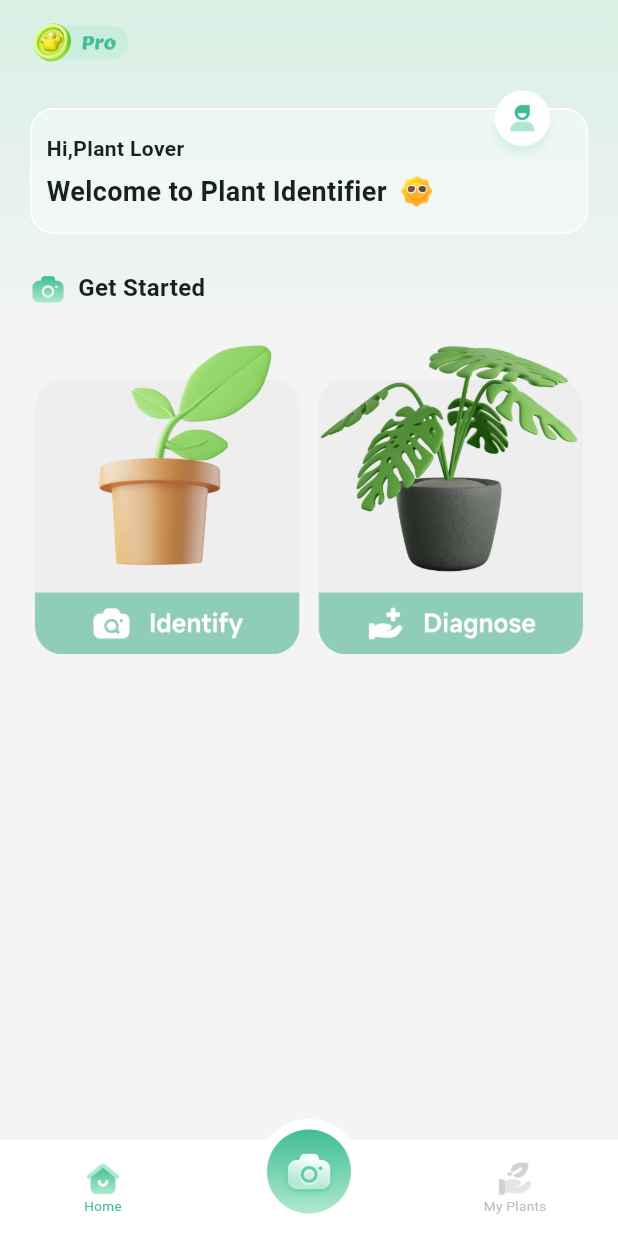
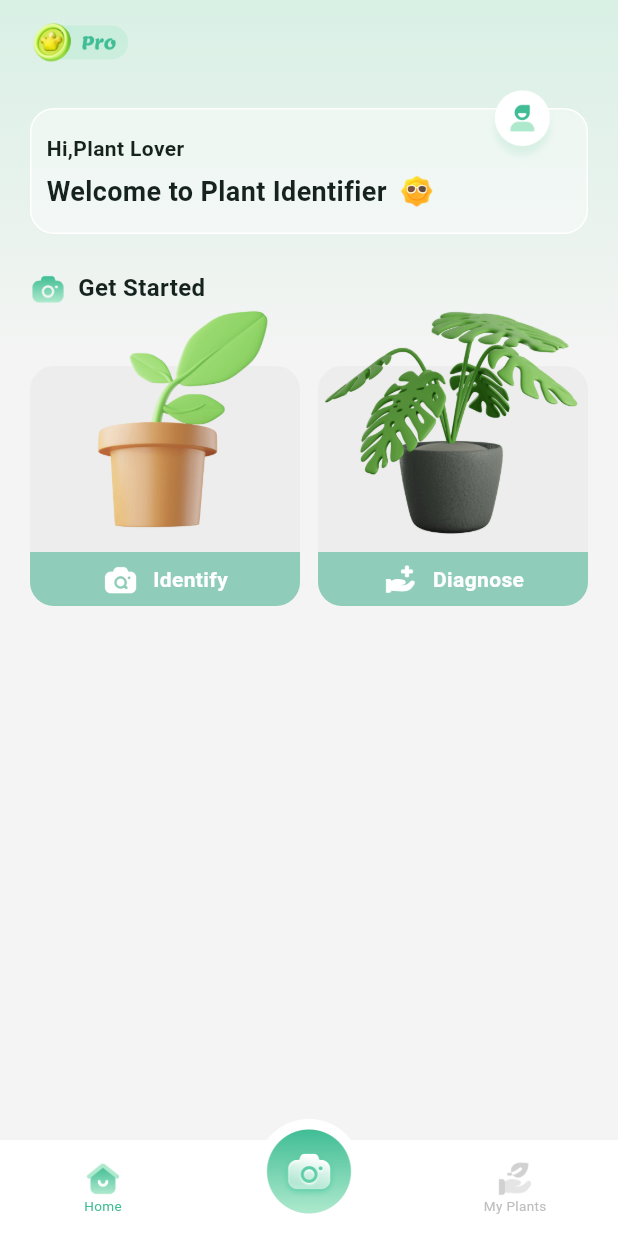
Before and after one commit to Gio7/SYKJ_plant, a Flutter app: the screen it shows after launch, on a phone screen of 412 x 824 dp. Run offline on Flutter 3.47's test engine with Material 3 defaults, Android fonts, the phone set to English and light mode, and no system bars; our stand-ins replace cached_network_image, camera, dio, dotted_decoration, easy_refresh, equatable and 11 more; missing offline and left inert: advertising_id, amazon_cognito_identity_dart_2, app_settings, crop_your_image, curl_logger_dio_interceptor, dart_des and 1 more; accounts and stored records are empty; statements that could not run were skipped.

Commit message:
首页识别/诊断改为多语言

```diff
--- a/lib/common/ui_color.dart
+++ b/lib/common/ui_color.dart
@@ -59,6 +59,10 @@ class UIColor {
 
   static const Color cD8FE5C = Color(0xFFD8FE5C);
 
+  static const Color cEDEDED = Color(0xFFEDEDED);
+
+  static const Color c8FCCB9 = Color(0xFF8FCCB9);
+
   static Color hexToColor(String s) {
     if (s.length != 7 || int.tryParse(s.substring(1, 7), radix: 16) == null) {
       return primary;
--- a/lib/pages/home_page.dart
+++ b/lib/pages/home_page.dart
@@ -101,32 +101,100 @@ class HomePage extends StatelessWidget {
             ],
           ),
         ),
-        Row(
-          children: [
-            const SizedBox(width: 20),
-            Expanded(
-              child: GestureDetector(
-                onTap: () {
+        const SizedBox(height: 40),
+        SizedBox(
+          height: 160,
+          child: Row(
+            children: [
+              const SizedBox(width: 20),
+              _buildItem(
+                'images/icon/camera_search_1.png',
+                'identify'.tr,
+                'images/icon/identify.png',
+                () {
                   FireBaseUtil.logEvent(EventName.homeIdentify);
                   Get.to(() => const ShootPage());
                 },
-                child: Image.asset('images/icon/identify.png'),
               ),
-            ),
-            const SizedBox(width: 6),
-            Expanded(
-              child: GestureDetector(
-                onTap: () {
+              const SizedBox(width: 12),
+              _buildItem(
+                'images/icon/shop_diagnosis.png',
+                'diagnose'.tr,
+                'images/icon/diagnose.png',
+                () {
                   FireBaseUtil.logEvent(EventName.homeDianose);
                   Get.to(() => const ShootPage(shootType: 'diagnose'));
                 },
-                child: Image.asset('images/icon/diagnose.png'),
               ),
-            ),
-            const SizedBox(width: 20),
-          ],
+              const SizedBox(width: 20),
+            ],
+          ),
         ),
       ],
     );
   }
+
+  Widget _buildItem(String icon, String title, String image, Function()? onTap) {
+    return Expanded(
+      child: GestureDetector(
+        onTap: onTap,
+        child: Stack(
+          clipBehavior: Clip.none,
+          children: [
+            Container(
+              height: 160,
+              decoration: ShapeDecoration(
+                color: UIColor.cEDEDED,
+                shape: RoundedRectangleBorder(
+                  borderRadius: BorderRadius.circular(16),
+                ),
+              ),
+            ),
+            Positioned(
+              left: 0,
+              bottom: 0,
+              right: 0,
+              child: Container(
+                height: 36,
+                decoration: const ShapeDecoration(
+                  color: UIColor.c8FCCB9,
+                  shape: RoundedRectangleBorder(
+                    borderRadius: BorderRadius.only(
+                      bottomLeft: Radius.circular(16),
+                      bottomRight: Radius.circular(16),
+                    ),
+                  ),
+                ),
+                child: Row(
+                  mainAxisAlignment: MainAxisAlignment.center,
+                  children: [
+                    ImageIcon(
+                      AssetImage(icon),
+                      color: UIColor.white,
+                      size: 24,
+                    ),
+                    const SizedBox(width: 10),
+                    Text(
+                      title,
+                      style: const TextStyle(
+                        color: UIColor.white,
+                        fontSize: 14,
+                        fontWeight: FontWeight.w600,
+                      ),
+                    ),
+                  ],
+                ),
+              ),
+            ),
+            Positioned(
+              left: 0,
+              right: 0,
+              bottom: 42,
+              child: Image.asset(image),
+            ),
+          ],
+        ),
+      ),
+    );
+  }
 }
```
Also changed, not shown: images/icon/camera_search_1.png (added), images/icon/diagnose.png, images/icon/identify.png.
